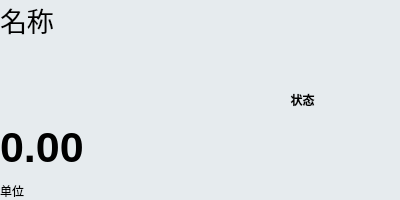
Old version of the form client/ui/src/sensor_field.ui in the repository Polar-Pumpkin/smartpond-client.
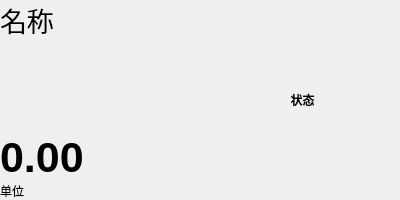
New version of the form.

What changed in the file:
```diff
--- a/client/ui/src/sensor_field.ui
+++ b/client/ui/src/sensor_field.ui
@@ -13,9 +13,6 @@
   <property name="windowTitle">
    <string>传感器指标</string>
   </property>
-  <property name="styleSheet">
-   <string notr="true">background-color: #e6ebee;</string>
-  </property>
   <layout class="QHBoxLayout" name="horizontalLayout">
    <property name="spacing">
     <number>10</number>
@@ -35,7 +32,7 @@
    <item>
     <layout class="QVBoxLayout" name="view">
      <property name="spacing">
-      <number>10</number>
+      <number>0</number>
      </property>
      <item>
       <widget class="QLabel" name="name">
@@ -57,6 +54,12 @@
      </item>
      <item>
       <widget class="QLabel" name="value">
+       <property name="minimumSize">
+        <size>
+         <width>100</width>
+         <height>0</height>
+        </size>
+       </property>
        <property name="font">
         <font>
          <pointsize>32</pointsize>
```
Left out of the diff: 12 changed lines with no effect on the pictures.
